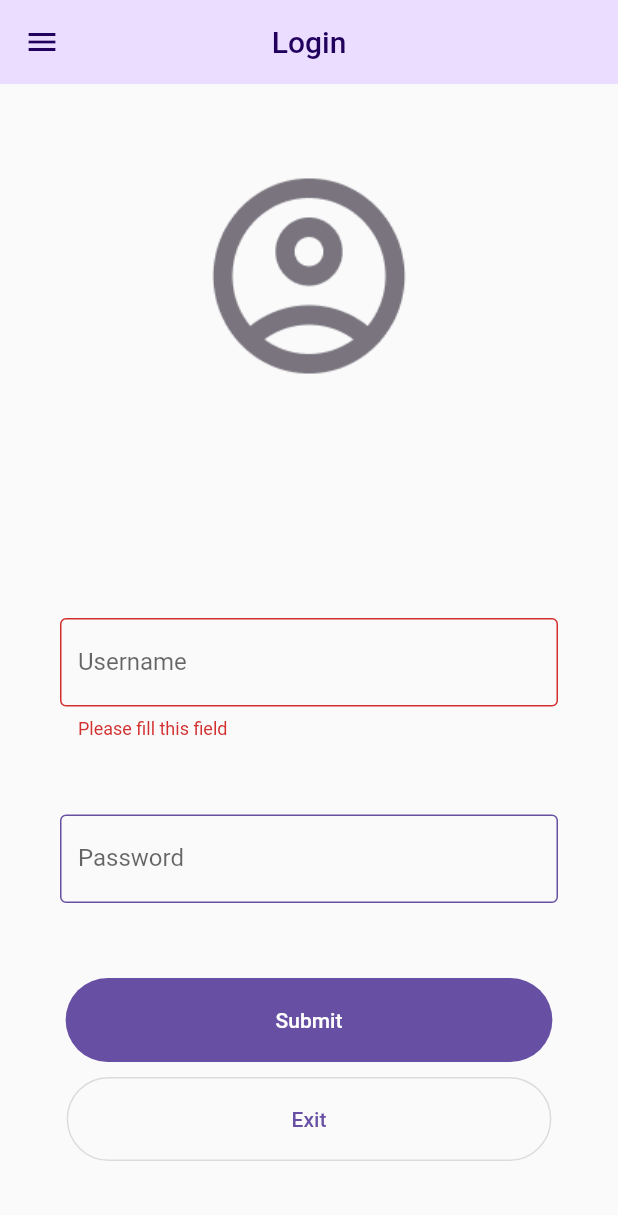
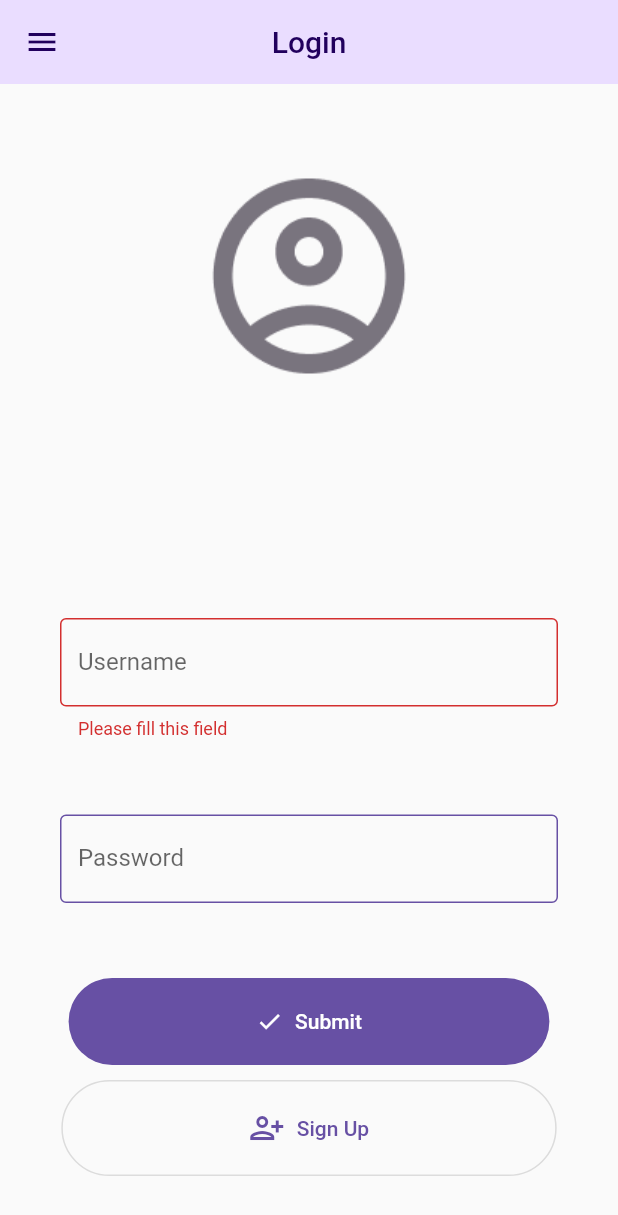
Before and after one commit to Delwn/ChatApp, a Flutter app: the screen it shows after launch, after a tap on "Submit", on a phone screen of 412 x 824 dp. Shown: the top 1215 px of the screen. Run offline on Flutter 3.47's test engine with Material 2 defaults, Android fonts, the phone set to English and light mode, and no system bars.

Commit message:
added loading feature to login_page

```diff
--- a/lib/main.dart
+++ b/lib/main.dart
@@ -1,10 +1,6 @@
-import 'dart:convert';
 import 'package:flutter/material.dart';
-import 'package:gdsc_app/homepage.dart';
-import 'package:gdsc_app/login_payload.dart';
-import 'package:http/http.dart' as http;
-
-import 'pallete.dart';
+import 'pages/login_page.dart';
+import 'support/pallete.dart';
 
 void main() {
   runApp(const MyApp());
@@ -35,12 +31,6 @@ class MyHomePage extends StatefulWidget {
 }
 
 class _MyHomePageState extends State<MyHomePage> {
-  final usernameController = TextEditingController();
-  final passwordController = TextEditingController();
-  bool _usernameFilled = true, _passwordFilled = true;
-
-  final url = Uri.parse('http://192.168.137.1:5000/validate');
-
   @override
   Widget build(BuildContext context) {
     return Scaffold(
@@ -52,149 +42,7 @@ class _MyHomePageState extends State<MyHomePage> {
         elevation: 0,
       ),
       drawer: const Drawer(),
-      body: SingleChildScrollView(
-        child: Center(
-          child: Column(
-            mainAxisAlignment: MainAxisAlignment.start,
-            children: <Widget>[
-              const SizedBox(
-                height: 50,
-              ),
-              const Image(image: AssetImage('assets/account_circle.png')),
-              const SizedBox(
-                height: 150,
-              ),
-              Padding(
-                padding: const EdgeInsets.only(left: 40, right: 40),
-                child: TextField(
-                  controller: usernameController,
-                  decoration: InputDecoration(
-                    labelText: "Username",
-                    hintText: "Enter username",
-                    errorText:
-                        _usernameFilled ? null : "Please fill this field",
-                    border: const OutlineInputBorder(),
-                    enabledBorder: const OutlineInputBorder(
-                        borderSide: BorderSide(color: Palette.purplePallete)),
-                  ),
-                  onChanged: (value) {
-                    _usernameFilled = true;
-                    setState(() {});
-                  },
-                ),
-              ),
-              const SizedBox(
-                height: 50,
-              ),
-              Padding(
-                padding: const EdgeInsets.only(left: 40, right: 40),
-                child: TextField(
-                  controller: passwordController,
-                  obscureText: true,
-                  decoration: InputDecoration(
-                    labelText: "Password",
-                    hintText: "Enter Password",
-                    errorText:
-                        _passwordFilled ? null : "Please fill this field",
-                    border: const OutlineInputBorder(),
-                    enabledBorder: const OutlineInputBorder(
-                        borderSide: BorderSide(color: Palette.purplePallete)),
-                  ),
-                  onChanged: (value) {
-                    _passwordFilled = true;
-                    setState(() {});
-                  },
-                ),
-              ),
-              const SizedBox(
-                height: 50,
-              ),
-              FilledButton(
-                onPressed: () async {
-                  //print("Here!!!");
-                  if (usernameController.text.isNotEmpty &&
-                      passwordController.text.isNotEmpty) {
-                    var isSuccess =
-                        createPost(usernameController, passwordController, url);
-                    isSuccess.then((value) => {
-                          if (value)
-                            {
-                              Navigator.of(context).pushReplacement(
-                                  MaterialPageRoute(
-                                      builder: (context) => const HomePage()))
-                            }
-                          else
-                            {
-                              ScaffoldMessenger.of(context).showSnackBar(
-                                  const SnackBar(
-                                      content: Text("Invalid Credentials!!!")))
-                            },
-                          // print("Here")
-                        });
-                  } else {
-                    if (usernameController.text.isEmpty) {
-                      _usernameFilled = false;
-                      setState(() {});
-                    }
-
-                    if (usernameController.text.isEmpty) {
-                      _usernameFilled = false;
-                      setState(() {});
-                    }
-                  }
-                },
-                style: FilledButton.styleFrom(
-                    padding: const EdgeInsets.symmetric(
-                        vertical: 20, horizontal: 140)),
-                child: const Text('Submit'),
-              ),
-              const SizedBox(
-                height: 10,
-              ),
-              OutlinedButton(
-                onPressed: () {
-                  Navigator.of(context).push(MaterialPageRoute(
-                      builder: (context) => const HomePage()));
-                },
-                style: OutlinedButton.styleFrom(
-                    shape: const StadiumBorder(),
-                    padding: const EdgeInsets.symmetric(
-                        vertical: 20, horizontal: 150)),
-                child: const Text('Exit'),
-              ),
-            ],
-          ),
-        ),
-      ),
+      body: LoginPage(),
     );
   }
 }
-
-TextField createTextField(text, hint, inputController, isFilled) {
-  return TextField(
-    controller: inputController,
-    decoration: InputDecoration(
-      labelText: text,
-      hintText: hint,
-      errorText: isFilled ? null : "Please fill this field",
-      border: const OutlineInputBorder(),
-      enabledBorder: const OutlineInputBorder(
-          borderSide: BorderSide(color: Palette.purplePallete)),
-    ),
-    onChanged: (value) {
-      isFilled = true;
-    },
-  );
-}
-
-Future<bool> createPost(usernameController, passwordController, url) async {
-  var payload = LoginPayload(
-      username: usernameController.text, password: passwordController.text);
-  //print(payload.toJson());
-  var res = await http.post(url, body: payload.toJson());
-  //print(res.body);
-
-  Map<String, dynamic> resMap = jsonDecode(res.body);
-  // print(resMap);
-  return resMap["success"];
-}
--- /dev/null
+++ b/lib/pages/login_page.dart
@@ -0,0 +1,178 @@
+import 'dart:convert';
+import 'package:flutter/material.dart';
+import 'package:gdsc_app/support/pallete.dart';
+import 'package:http/http.dart' as http;
+import 'homepage.dart';
+import '../login_payload.dart';
+
+class LoginPage extends StatefulWidget {
+  const LoginPage({super.key});
+
+  @override
+  State<LoginPage> createState() => _LoginPageState();
+}
+
+class _LoginPageState extends State<LoginPage> {
+  final usernameController = TextEditingController();
+  final passwordController = TextEditingController();
+  bool _usernameFilled = true, _passwordFilled = true, _isLoading = false;
+
+  final url = Uri.parse('http://192.168.137.1:5000/validate');
+
+  @override
+  Widget build(BuildContext context) {
+    return SingleChildScrollView(
+      child: Center(
+        child: Column(
+          mainAxisAlignment: MainAxisAlignment.start,
+          children: <Widget>[
+            const SizedBox(
+              height: 50,
+            ),
+            const Image(image: AssetImage('assets/account_circle.png')),
+            const SizedBox(
+              height: 150,
+            ),
+            Padding(
+              padding: const EdgeInsets.only(left: 40, right: 40),
+              child: TextField(
+                controller: usernameController,
+                decoration: InputDecoration(
+                  labelText: "Username",
+                  hintText: "Enter username",
+                  errorText: _usernameFilled ? null : "Please fill this field",
+                  border: const OutlineInputBorder(),
+                  enabledBorder: const OutlineInputBorder(
+                      borderSide: BorderSide(color: Palette.purplePallete)),
+                ),
+                onChanged: (value) {
+                  _usernameFilled = true;
+                  setState(() {});
+                },
+              ),
+            ),
+            const SizedBox(
+              height: 50,
+            ),
+            Padding(
+              padding: const EdgeInsets.only(left: 40, right: 40),
+              child: TextField(
+                controller: passwordController,
+                obscureText: true,
+                decoration: InputDecoration(
+                  labelText: "Password",
+                  hintText: "Enter Password",
+                  errorText: _passwordFilled ? null : "Please fill this field",
+                  border: const OutlineInputBorder(),
+                  enabledBorder: const OutlineInputBorder(
+                      borderSide: BorderSide(color: Palette.purplePallete)),
+                ),
+                onChanged: (value) {
+                  _passwordFilled = true;
+                  setState(() {});
+                },
+              ),
+            ),
+            const SizedBox(
+              height: 50,
+            ),
+            FilledButton.icon(
+              label: const Text("Submit"),
+              icon: _isLoading
+                  ? Container(
+                      width: 24,
+                      height: 24,
+                      padding: const EdgeInsets.all(2.0),
+                      child: const CircularProgressIndicator(
+                        color: Colors.white,
+                        strokeWidth: 3,
+                      ),
+                    )
+                  : const Icon(Icons.done),
+              onPressed: () async {
+                //print("Here!!!");
+                if (usernameController.text.isNotEmpty &&
+                    passwordController.text.isNotEmpty) {
+                  _isLoading = true;
+                  setState(() {});
+                  var isSuccess =
+                      createPost(usernameController, passwordController, url);
+                  isSuccess.then((value) => {
+                        if (value == "Success")
+                          {
+                            Navigator.of(context).pushReplacement(
+                                MaterialPageRoute(
+                                    builder: (context) => const HomePage()))
+                          }
+                        else
+                          {
+                            _isLoading = false,
+                            setState(() {}),
+                            ScaffoldMessenger.of(context)
+                                .showSnackBar(SnackBar(content: Text(value)))
+                          },
+                        // print("Here")
+                      });
+                } else {
+                  if (usernameController.text.isEmpty) {
+                    _usernameFilled = false;
+                    setState(() {});
+                  }
+
+                  if (usernameController.text.isEmpty) {
+                    _usernameFilled = false;
+                    setState(() {});
+                  }
+                }
+              },
+              style: FilledButton.styleFrom(
+                  padding: const EdgeInsets.symmetric(
+                      vertical: 20, horizontal: 125)),
+            ),
+            const SizedBox(
+              height: 10,
+            ),
+            OutlinedButton.icon(
+              icon: const Icon(Icons.person_add_alt),
+              onPressed: () {
+                Navigator.of(context).push(
+                    MaterialPageRoute(builder: (context) => const HomePage()));
+              },
+              style: OutlinedButton.styleFrom(
+                  shape: const StadiumBorder(),
+                  padding: const EdgeInsets.symmetric(
+                      vertical: 20, horizontal: 125)),
+              label: const Text('Sign Up'),
+            ),
+          ],
+        ),
+      ),
+    );
+  }
+}
+
+Future<String> createPost(usernameController, passwordController, url) async {
+  try {
+    var payload = LoginPayload(
+        username: usernameController.text, password: passwordController.text);
+    //print(payload.toJson());
+    var res = await http.post(url, body: payload.toJson());
+    //print(res.body);
+    if (res.statusCode >= 200 && res.statusCode <= 299) {
+      return "Success";
+    } else if (res.statusCode >= 300 && res.statusCode <= 399) {
+      return "Redirection Error";
+    } else if (res.statusCode >= 400 && res.statusCode <= 499) {
+      return "Server not found";
+    } else if (res.statusCode >= 500 && res.statusCode <= 599) {
+      return "Internal server error";
+    } else {
+      return "Unknown error";
+    }
+  } on Exception catch (e) {
+    return e.toString();
+  }
+  //Map<String, dynamic> resMap = jsonDecode(res.body);
+  // print(resMap);
+  //return resMap["success"];
+}
```
Also changed, not shown: lib/pages/homepage.dart (renamed from lib/homepage.dart), lib/support/pallete.dart (renamed from lib/pallete.dart).
